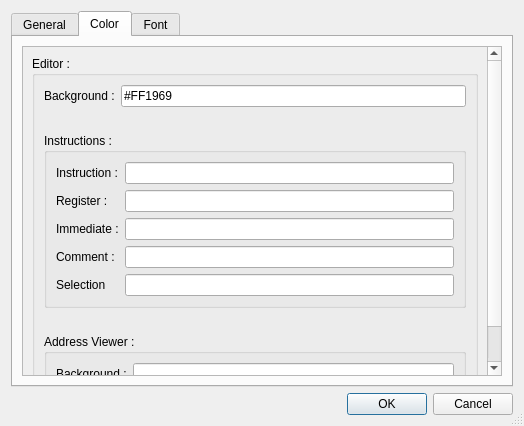
First picture: the form in src/ui/qt/SettingsDialog.ui, repository wisk/medusa, before the edit.
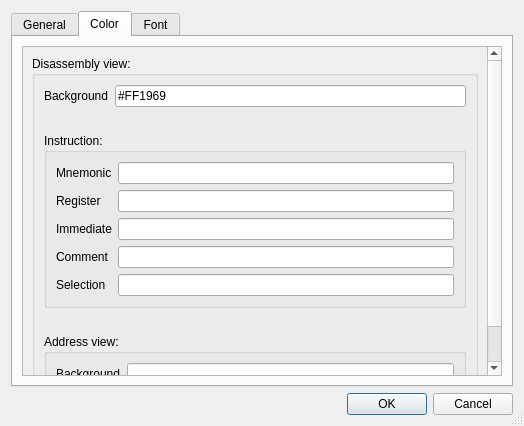
Second picture: the form after the edit. Icons and pictures are not drawn. Custom widgets are drawn as their Qt base class.

Commit message: ui_qt: re-do from scratch the disassembly viewer widget

Patch:
```diff
--- a/src/ui/qt/SettingsDialog.ui
+++ b/src/ui/qt/SettingsDialog.ui
@@ -95,7 +95,7 @@
               </sizepolicy>
              </property>
              <property name="title">
-              <string>Editor :</string>
+              <string>Disassembly view:</string>
              </property>
              <layout class="QVBoxLayout" name="verticalLayout_6">
               <property name="sizeConstraint">
@@ -109,7 +109,7 @@
                 <item row="0" column="0">
                  <widget class="QLabel" name="backgroundLabel_2">
                   <property name="text">
-                   <string>Background :</string>
+                   <string>Background</string>
                   </property>
                  </widget>
                 </item>
@@ -154,7 +154,7 @@
                  </sizepolicy>
                 </property>
                 <property name="title">
-                 <string>Instructions :</string>
+                 <string>Instruction:</string>
                 </property>
                 <property name="flat">
                  <bool>false</bool>
@@ -177,28 +177,28 @@
                    <item row="0" column="0">
                     <widget class="QLabel" name="instructionLabel">
                      <property name="text">
-                      <string>Instruction :</string>
+                      <string>Mnemonic</string>
                      </property>
                     </widget>
                    </item>
                    <item row="1" column="0">
                     <widget class="QLabel" name="registerLabel">
                      <property name="text">
-                      <string>Register :</string>
+                      <string>Register</string>
                      </property>
                     </widget>
                    </item>
                    <item row="2" column="0">
                     <widget class="QLabel" name="immediateLabel">
                      <property name="text">
-                      <string>Immediate :</string>
+                      <string>Immediate</string>
                      </property>
                     </widget>
                    </item>
                    <item row="3" column="0">
                     <widget class="QLabel" name="commentLabel">
                      <property name="text">
-                      <string>Comment :</string>
+                      <string>Comment</string>
                      </property>
                     </widget>
                    </item>
@@ -254,7 +254,7 @@
                  </sizepolicy>
                 </property>
                 <property name="title">
-                 <string>Address Viewer :</string>
+                 <string>Address view:</string>
                 </property>
                 <layout class="QVBoxLayout" name="verticalLayout_5">
                  <property name="sizeConstraint">
@@ -268,7 +268,7 @@
                    <item row="0" column="0">
                     <widget class="QLabel" name="backgroundLabel">
                      <property name="text">
-                      <string>Background :</string>
+                      <string>Background</string>
                      </property>
                     </widget>
                    </item>
```
Left out of the diff: 12 changed lines with no effect on the pictures. The commit also changes 83 other files.
